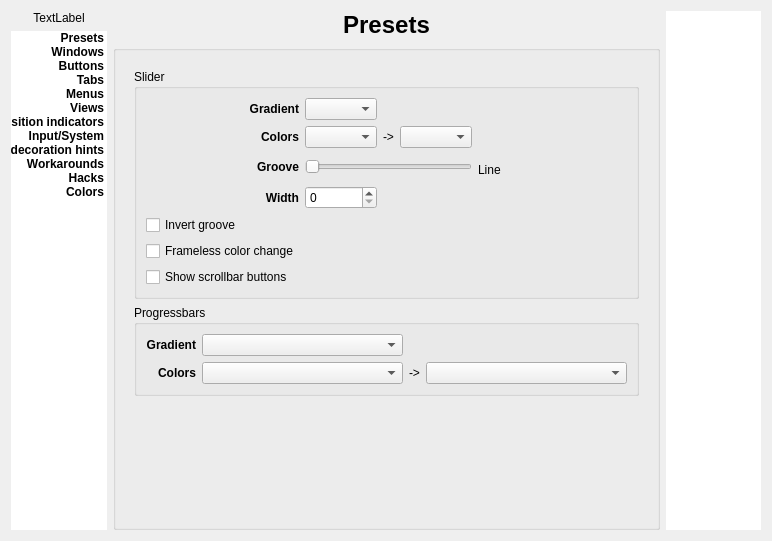
This is config/config.ui in deiv/bespin-pkg as Qt 5 draws it before an edit. The edited form follows.
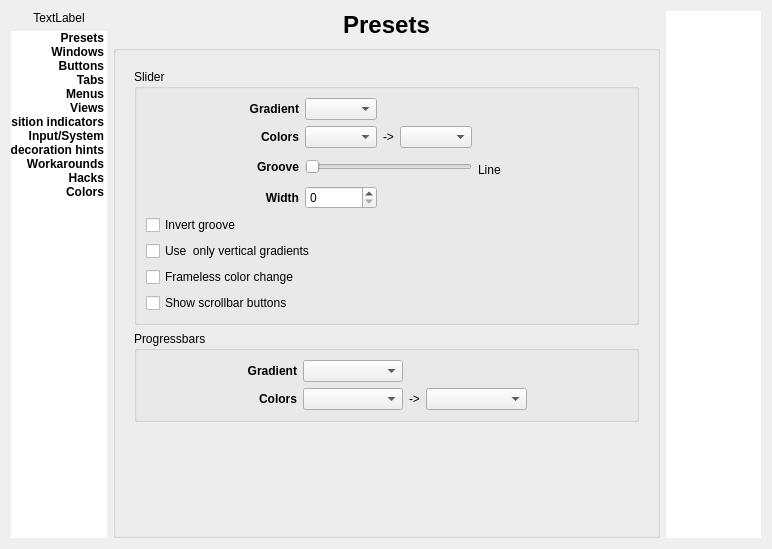
This is the edited form. The open tabs and pages were chosen to show the change.

```diff
--- a/config/config.ui
+++ b/config/config.ui
@@ -7,7 +7,7 @@
     <x>0</x>
     <y>0</y>
     <width>772</width>
-    <height>525</height>
+    <height>549</height>
    </rect>
   </property>
   <property name="sizePolicy">
@@ -2583,7 +2583,7 @@
                </property>
               </widget>
              </item>
-             <item row="7" column="0" colspan="7">
+             <item row="9" column="0" colspan="7">
               <widget class="QCheckBox" name="showScrollButtons">
                <property name="text">
                 <string>Show scrollbar buttons</string>
@@ -2652,13 +2652,20 @@
                </property>
               </widget>
              </item>
-             <item row="6" column="0">
+             <item row="7" column="0">
               <widget class="QCheckBox" name="fullScrollHover">
                <property name="text">
                 <string>Frameless color change</string>
                </property>
               </widget>
              </item>
+             <item row="6" column="0" colspan="7">
+              <widget class="QCheckBox" name="showOff">
+               <property name="text">
+                <string>Use  only vertical gradients</string>
+               </property>
+              </widget>
+             </item>
             </layout>
            </widget>
           </item>
@@ -2671,7 +2678,30 @@
              <bool>true</bool>
             </property>
             <layout class="QGridLayout" name="gridLayout_18">
-             <item row="0" column="0">
+             <item row="1" column="2">
+              <widget class="QComboBox" name="crProgressBg">
+               <property name="sizePolicy">
+                <sizepolicy hsizetype="MinimumExpanding" vsizetype="Fixed">
+                 <horstretch>0</horstretch>
+                 <verstretch>0</verstretch>
+                </sizepolicy>
+               </property>
+              </widget>
+             </item>
+             <item row="1" column="0">
+              <spacer name="horizontalSpacer_17">
+               <property name="orientation">
+                <enum>Qt::Horizontal</enum>
+               </property>
+               <property name="sizeHint" stdset="0">
+                <size>
+                 <width>40</width>
+                 <height>20</height>
+                </size>
+               </property>
+              </spacer>
+             </item>
+             <item row="0" column="1">
               <widget class="QLabel" name="label_13">
                <property name="font">
                 <font>
@@ -2687,7 +2717,7 @@
                </property>
               </widget>
              </item>
-             <item row="0" column="1">
+             <item row="0" column="2">
               <widget class="QComboBox" name="gradProgress">
                <property name="sizePolicy">
                 <sizepolicy hsizetype="MinimumExpanding" vsizetype="Fixed">
@@ -2697,7 +2727,7 @@
                </property>
               </widget>
              </item>
-             <item row="1" column="0">
+             <item row="1" column="1">
               <widget class="QLabel" name="label_10">
                <property name="font">
                 <font>
@@ -2713,24 +2743,14 @@
                </property>
               </widget>
              </item>
-             <item row="1" column="1">
-              <widget class="QComboBox" name="crProgressBg">
-               <property name="sizePolicy">
-                <sizepolicy hsizetype="MinimumExpanding" vsizetype="Fixed">
-                 <horstretch>0</horstretch>
-                 <verstretch>0</verstretch>
-                </sizepolicy>
-               </property>
-              </widget>
-             </item>
-             <item row="1" column="2">
-              <widget class="QLabel" name="label_3">
-               <property name="text">
-                <string>-&gt;</string>
-               </property>
-              </widget>
-             </item>
              <item row="1" column="3">
+              <widget class="QLabel" name="label_3">
+               <property name="text">
+                <string>-&gt;</string>
+               </property>
+              </widget>
+             </item>
+             <item row="1" column="4">
               <widget class="QComboBox" name="crProgressFg">
                <property name="sizePolicy">
                 <sizepolicy hsizetype="MinimumExpanding" vsizetype="Fixed">
@@ -2740,6 +2760,19 @@
                </property>
               </widget>
              </item>
+             <item row="1" column="5">
+              <spacer name="horizontalSpacer_18">
+               <property name="orientation">
+                <enum>Qt::Horizontal</enum>
+               </property>
+               <property name="sizeHint" stdset="0">
+                <size>
+                 <width>40</width>
+                 <height>20</height>
+                </size>
+               </property>
+              </spacer>
+             </item>
             </layout>
            </widget>
           </item>
```
Left out of the diff: 111 changed lines with no effect on the pictures.
